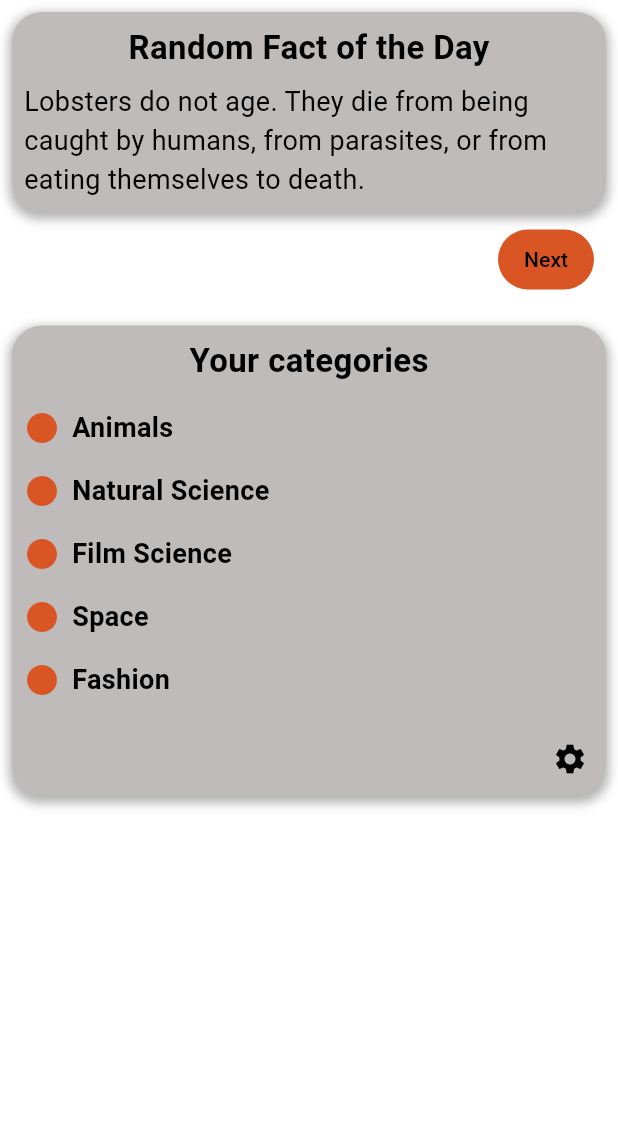
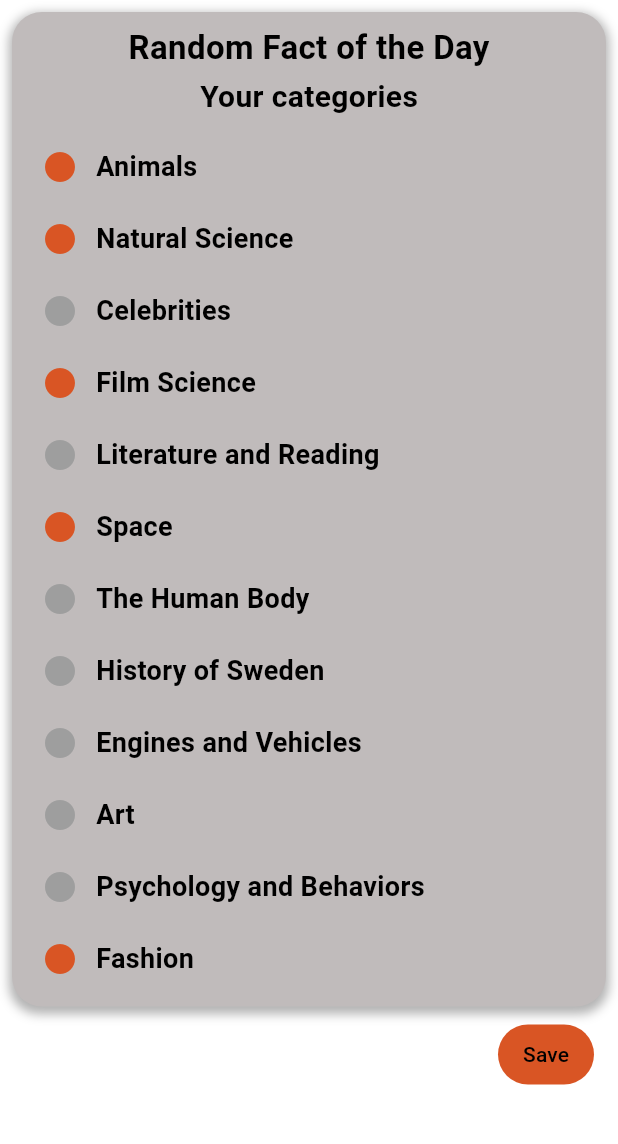
Before and after one commit to gu-tig333-ht23/grupp5, a Flutter app: the DailyFactPage screen opened directly, after a tap on the "settings" icon, on a phone screen of 412 x 824 dp, the part 84-1228 px from its top. Run offline on Flutter 3.47's test engine with Material 3 defaults, Android fonts, the phone set to English and light mode, and no system bars.

Commit message:
added settings page for daily facts

```diff
--- /dev/null
+++ b/good_morning/lib/ui/daily_fact_settings_ui.dart
@@ -0,0 +1,81 @@
+import 'package:flutter/material.dart';
+import 'package:good_morning/utils/daily_fact.dart';
+
+class DailyFactSettingsPage extends StatelessWidget {
+  final ThemeData theme;
+
+  const DailyFactSettingsPage({required this.theme});
+
+  @override
+  Widget build(BuildContext context) {
+    return Scaffold(
+      appBar: AppBar(
+        backgroundColor: Theme.of(context).colorScheme.primary,
+        title: const Text('Good Morning'),
+      ),
+      body: Padding(
+        padding: const EdgeInsets.all(8.0),
+        child: Column(
+          children: [
+            Container(
+              decoration: BoxDecoration(
+                color: const Color.fromARGB(255, 192, 187, 187),
+                borderRadius: BorderRadius.circular(20),
+                boxShadow: [
+                  BoxShadow(
+                    color: Colors.black.withOpacity(0.3),
+                    spreadRadius: 2,
+                    blurRadius: 5,
+                    offset: const Offset(0, 3),
+                  ),
+                ],
+              ),
+              child: Column(
+                children: [
+                  const Padding(
+                    padding: EdgeInsets.only(right: 8, left: 8, top: 8),
+                    child: Text('Random Fact of the Day',
+                        style: TextStyle(
+                            fontWeight: FontWeight.bold, fontSize: 22)),
+                  ),
+                  const Padding(
+                    padding: EdgeInsets.only(right: 8, left: 8, top: 3),
+                    child: Text('Your categories',
+                        style: TextStyle(
+                            fontWeight: FontWeight.bold, fontSize: 20)),
+                  ),
+                  Padding(
+                    padding: const EdgeInsets.all(8.0),
+                    child: Column(
+                      // lists all categories, both chosen and unchosen
+                      children: categories.map((category) {
+                        return FactCategoryItem(category);
+                      }).toList(),
+                    ),
+                  ),
+                ],
+              ),
+            ),
+            Container(
+              alignment: Alignment.topRight,
+              decoration: BoxDecoration(
+                borderRadius: BorderRadius.circular(20),
+              ),
+              child: Padding(
+                padding: const EdgeInsets.only(
+                    right: 8.0, left: 8, top: 8, bottom: 20),
+                child: TextButton(
+                  style: TextButton.styleFrom(
+                      backgroundColor: const Color(0xFFD95524),
+                      foregroundColor: Colors.black),
+                  onPressed: () {},
+                  child: const Text('Save'),
+                ),
+              ),
+            ),
+          ],
+        ),
+      ),
+    );
+  }
+}
--- a/good_morning/lib/ui/daily_fact_ui.dart
+++ b/good_morning/lib/ui/daily_fact_ui.dart
@@ -1,4 +1,5 @@
 import 'package:flutter/material.dart';
+import 'package:good_morning/ui/daily_fact_settings_ui.dart';
 import 'package:good_morning/utils/daily_fact.dart';
 
 class DailyFactPage extends StatelessWidget {
@@ -50,6 +51,9 @@ class DailyFactPage extends StatelessWidget {
             ),
             Container(
               alignment: Alignment.topRight,
+              decoration: BoxDecoration(
+                borderRadius: BorderRadius.circular(20),
+              ),
               child: Padding(
                 padding: const EdgeInsets.only(
                     right: 8.0, left: 8, top: 8, bottom: 20),
@@ -98,7 +102,16 @@ class DailyFactPage extends StatelessWidget {
                     alignment: Alignment.topRight,
                     child: IconButton(
                       icon: const Icon(Icons.settings),
-                      onPressed: () {},
+                      onPressed: () {
+                        Navigator.push(
+                          context,
+                          MaterialPageRoute(
+                            builder: (BuildContext context) =>
+                                DailyFactSettingsPage(theme: Theme.of(context)),
+                          ),
+                        );
+                        print('Navigating to settings page for Daily Fact');
+                      },
                     ),
                   )
                 ],
--- a/good_morning/lib/utils/daily_fact.dart
+++ b/good_morning/lib/utils/daily_fact.dart
@@ -14,6 +14,7 @@ List<FactCategory> categories = [
   (FactCategory(categoryName: 'Film Science', chosen: true)),
   (FactCategory(categoryName: 'Literature and Reading', chosen: false)),
   (FactCategory(categoryName: 'Space', chosen: true)),
+  (FactCategory(categoryName: 'The Human Body', chosen: false)),
   (FactCategory(categoryName: 'History of Sweden', chosen: false)),
   (FactCategory(categoryName: 'Engines and Vehicles', chosen: false)),
   (FactCategory(categoryName: 'Art', chosen: false)),
@@ -30,10 +31,13 @@ class FactCategoryItem extends StatelessWidget {
   Widget build(BuildContext context) {
     return Row(
       children: [
-        Icon(Icons.circle,
-            color: category.chosen ? Color(0xFFD95524) : Colors.grey),
+        IconButton(
+          icon: Icon(Icons.circle,
+              color: category.chosen ? Color(0xFFD95524) : Colors.grey),
+          onPressed: () {},
+        ),
         Padding(
-          padding: const EdgeInsets.all(8.0),
+          padding: const EdgeInsets.all(0.0),
           child: Text(
             category.categoryName,
             style: const TextStyle(fontSize: 18, fontWeight: FontWeight.bold),
```
